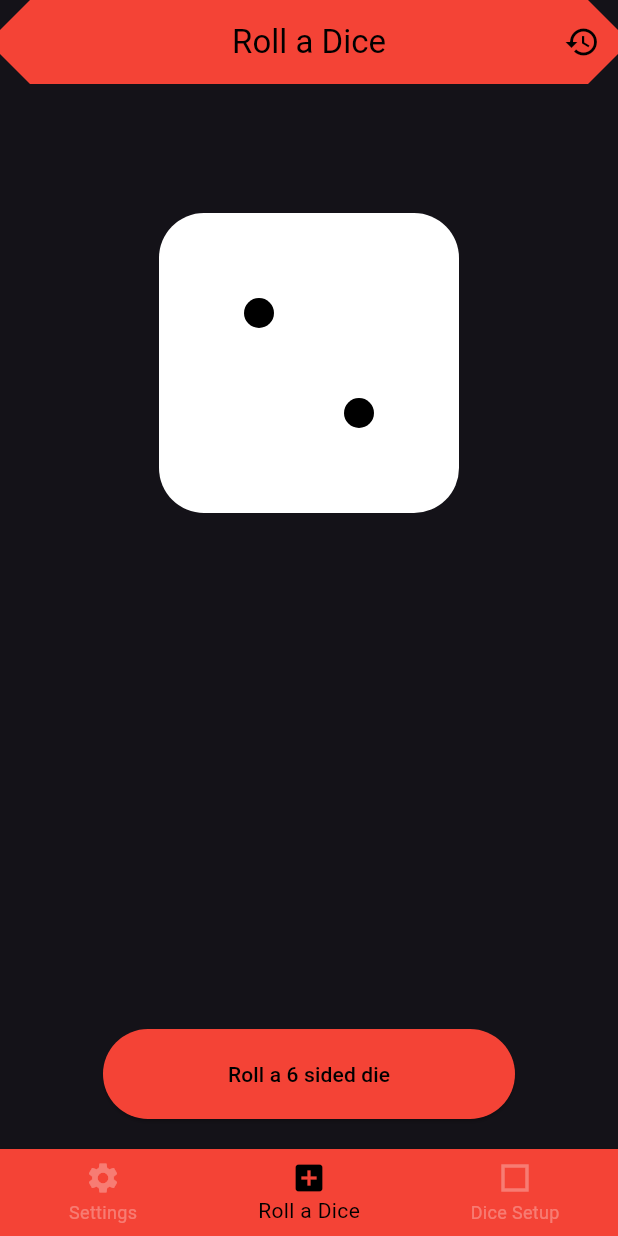
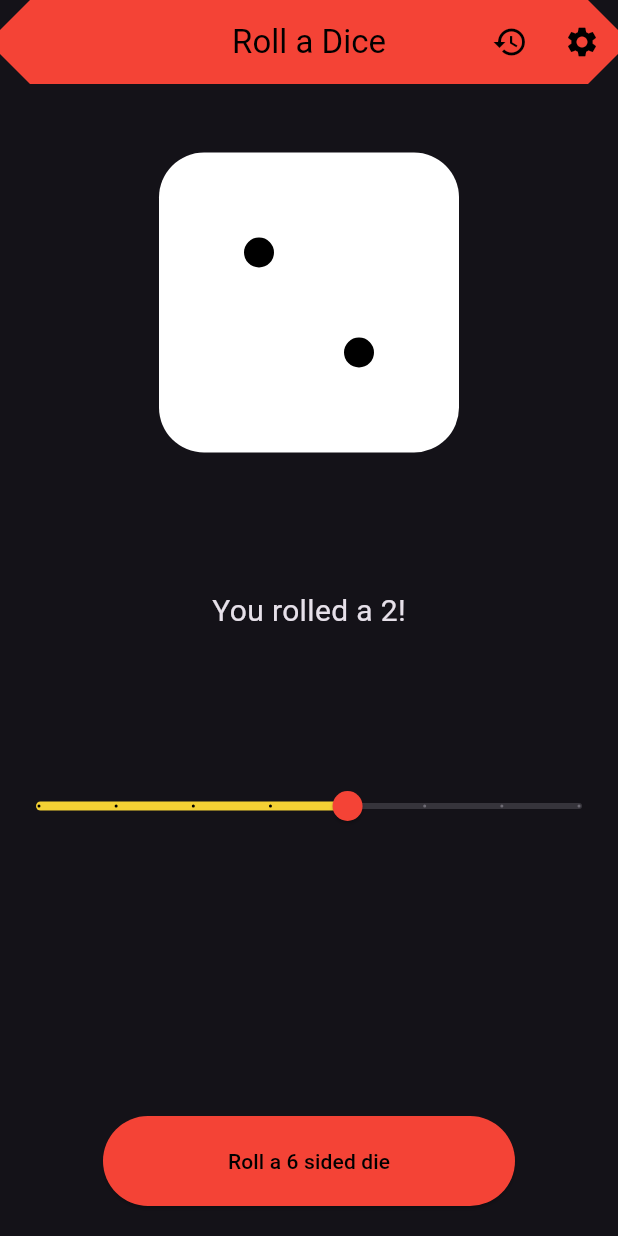
Before and after one commit to benboi8/Dice-Roller, a Flutter app: the screen it shows after launch, on a phone screen of 412 x 824 dp. Run offline on Flutter 3.47's test engine with Material 2 defaults, Android fonts, the light colour scheme and no system bars; our stand-ins replace shared_preferences.

Commit message:
Removed the bottom nav bar and added settings to the app bar Removed the setup.dart screen, might add later on Fixed switching to dark mode Added icons to the dark mode switch Added a slider to the roller page to choose the dice face number from 2 to 9 Added text to tell the user what the number was Added the rotated versions of these for the second roll button option Renamed the 'Add second roll button' to 'Two player mode' Moved the routeToPage functions to the page_manager.dart Added switch theme Increased preference loading delay to 15 milliseconds from 5 milliseconds
--
Adding second roll button doesn't save and load like other settings
--

```diff
--- a/lib/accents.dart
+++ b/lib/accents.dart
@@ -37,7 +37,7 @@ class _AccentsPageState extends State<AccentsPage> {
                 if (index % 2 == 1) {
                   AccentColor theme = Settings.accents[((index - 1) / 2).round()];
                   return Card(
-                    color: invertColor(color: theme.main),
+                    // color: invertColor(color: theme.main),
                     child: Padding(
                       padding: const EdgeInsets.all(3),
                       child: ListTile(
--- a/lib/main.dart
+++ b/lib/main.dart
@@ -1,13 +1,9 @@
 import 'dart:async';
 
-import 'package:dice_roller/setup.dart';
-import 'package:dice_roller/string_consts.dart';
 import 'package:flutter/material.dart';
-import 'package:flutter/services.dart';
 
 import 'accents.dart';
 import 'dice.dart';
-import 'page_manager.dart';
 import 'roller.dart';
 import 'settings.dart';
 import 'preference_manager.dart';
@@ -20,69 +16,6 @@ Color invertColor({required Color color, alpha = 255}) {
   return Color.fromARGB(
       alpha, 255 - color.red, 255 - color.green, 255 - color.blue);
 }
-
-void routeToMainPage(BuildContext context, page, bool isLeft) {
-  Navigator.of(context).push(PageRouteBuilder(
-    pageBuilder: (context, animation, secondaryAnimation) => page,
-    transitionDuration: const Duration(milliseconds: 650),
-    reverseTransitionDuration: const Duration(milliseconds: 650),
-    transitionsBuilder: (context, animation, secondaryAnimation, child) {
-      Offset begin = Offset(isLeft ? -1 : 1, 0.0);
-      Offset end = Offset.zero;
-      final tween = Tween(begin: begin, end: end).chain(CurveTween(curve: Curves.easeOutExpo));
-      final offsetAnimation = animation.drive(tween);
-
-      return SlideTransition(
-          position: offsetAnimation,
-          child: child,
-      );
-    },
-  ));
-}
-
-void routeToPage(BuildContext context, page) {
- Navigator.of(context).push(MaterialPageRoute<void>(builder: (context) => page));
-}
-
-BottomNavigationBar bottomBar(BuildContext context) => BottomNavigationBar(
-      onTap: (value) {
-        if (PageManager.pageIndex == 0) {
-          Settings.saveSettings();
-        }
-
-        final int oldPageIndex = PageManager.pageIndex;
-        PageManager.pageIndex = value;
-
-        if (oldPageIndex == PageManager.pageIndex) return;
-
-        PageManager.pushPageIndex(oldPageIndex);
-
-        switch (PageManager.pageIndex) {
-          case 0: // Settings
-            routeToMainPage(context, const SettingsPage(), oldPageIndex > PageManager.pageIndex);
-          case 1: // Roll page
-            routeToMainPage(context, const RollerPage(), oldPageIndex > PageManager.pageIndex);
-          case 2: // Dice Themes
-            routeToMainPage(context, const SetupPage(), oldPageIndex > PageManager.pageIndex);
-        }
-
-      },
-      currentIndex: PageManager.pageIndex,
-      items: [
-        BottomNavigationBarItem(
-            icon: const Icon(Icons.settings),
-            activeIcon: const Icon(Icons.settings_applications),
-            label: StringConsts.settings.title),
-        BottomNavigationBarItem(
-            icon: const Icon(Icons.add_box_outlined),
-            activeIcon: const Icon(Icons.add_box),
-            label: StringConsts.roller.title),
-        BottomNavigationBarItem(
-            icon: const Icon(Icons.square_outlined),
-            activeIcon: const Icon(Icons.square_rounded),
-            label: StringConsts.setup.title)
-      ],
-    );
 
 class HomePage extends StatefulWidget {
   const HomePage({super.key});
@@ -110,9 +43,9 @@ class _HomePageState extends State<HomePage> {
           });
         }
         if (Settings.brightness != currentBrightness) {
-            setState(() {
-              currentBrightness = Settings.brightness;
-            });
+          setState(() {
+            currentBrightness = Settings.brightness;
+          });
         }
       }
     });
@@ -143,11 +76,6 @@ class _HomePageState extends State<HomePage> {
                     foregroundColor: accentColor.secondary,
                     shape: const BeveledRectangleBorder(
                         borderRadius: BorderRadius.all(Radius.circular(20)))),
-                bottomNavigationBarTheme: BottomNavigationBarThemeData(
-                  backgroundColor: accentColor.main,
-                  selectedItemColor: accentColor.secondary,
-                  unselectedItemColor: Colors.white30,
-                ),
                 floatingActionButtonTheme: FloatingActionButtonThemeData(
                     backgroundColor: accentColor.tertiary,
                     foregroundColor: accentColor.secondary),
@@ -156,7 +84,29 @@ class _HomePageState extends State<HomePage> {
                         backgroundColor: MaterialStateColor.resolveWith(
                             (states) => accentColor.main),
                         foregroundColor: MaterialStateColor.resolveWith(
-                            (states) => accentColor.secondary)))),
+                            (states) => accentColor.secondary))),
+                sliderTheme: SliderThemeData(
+                  activeTrackColor: accentColor.tertiary,
+                  activeTickMarkColor: accentColor.secondary,
+                  thumbColor: accentColor.main
+                ),
+                switchTheme: SwitchThemeData(
+                  trackColor: MaterialStateColor.resolveWith((states) {
+                    if (states.contains(MaterialState.selected)) {
+                      return accentColor.tertiary;
+                    } else {
+                      return accentColor.secondary;
+                    }
+                  }),
+                  thumbColor: MaterialStateColor.resolveWith((states) {
+                    if (states.contains(MaterialState.selected)) {
+                      return accentColor.main;
+                    } else {
+                      return accentColor.tertiary;
+                    }
+                  }),
+                )
+        ),
         home: const RollerPage());
   }
 }
--- a/lib/preference_manager.dart
+++ b/lib/preference_manager.dart
@@ -10,7 +10,7 @@ class PreferenceManager {
 
   static void getInstance() async {
     prefs ??= await SharedPreferences.getInstance().then((value) {
-      Future.delayed(const Duration(milliseconds: 5), () {
+      Future.delayed(const Duration(milliseconds: 15), () {
         Settings.getSettings();
       });
       return value;
@@ -23,23 +23,22 @@ class PreferenceManager {
 
   static String? getString(String key) {
     var value = prefs?.getString(key);
-    print("$key $value");
     return value;
   }
 
   static int? getInt(String key) {
     var value = prefs?.getInt(key);
-    print("$key $value");
     return value;
   }
 
   static bool? getBool(String key) {
     var value = prefs?.getBool(key);
-    print("$key $value");
+    print("$key, $value");
     return value;
   }
 
   static void setBool(String key, bool value) {
+    print("$key, $value");
     prefs?.setBool(key, value);
   }
 
--- a/lib/roller.dart
+++ b/lib/roller.dart
@@ -1,11 +1,9 @@
+import 'dart:async';
 import 'dart:math';
 
-import 'package:dice_roller/main.dart';
 import 'package:flutter/material.dart';
-import 'package:flutter/services.dart';
 
 import 'dice.dart';
-import 'dice_style.dart';
 import 'history.dart';
 import 'page_manager.dart';
 import 'settings.dart';
@@ -19,6 +17,25 @@ class RollerPage extends StatefulWidget {
 }
 
 class _RollerPageState extends State<RollerPage> {
+  late Timer timer;
+
+  @override
+  void initState() {
+    super.initState();
+
+    timer = Timer.periodic(const Duration(seconds: 1), (timer) {
+      if (mounted) {
+        setState(() {});
+      }
+    });
+  }
+
+  void rollDice() async {
+    setState(() {
+      Dice(Settings.sides);
+    });
+  }
+
   @override
   Widget build(BuildContext context) {
     PageManager.pageIndex = PageManager.rollerPage;
@@ -34,17 +51,21 @@ class _RollerPageState extends State<RollerPage> {
           actions: [
             IconButton(
                 onPressed: () {
-                    routeToPage(context, const HistoryPage());
+                  PageManager.routeToPage(context, const HistoryPage());
                 },
-                  icon: const Icon(Icons.history)
-              )
+                icon: const Icon(Icons.history)),
+            IconButton(
+                onPressed: () {
+                  PageManager.routeToPage(context, const SettingsPage());
+                },
+                icon: const Icon(Icons.settings))
           ],
         ),
-        bottomNavigationBar: bottomBar(context),
         body: Column(
           children: [
             const Spacer(),
-              Settings.addSecondButton ? Transform.rotate(
+            Settings.addSecondButton
+                ? Transform.rotate(
                     angle: pi,
                     child: Row(
                       mainAxisSize: MainAxisSize.min,
@@ -53,11 +74,54 @@ class _RollerPageState extends State<RollerPage> {
                         Expanded(
                           flex: 4,
                           child: ElevatedButton(
-                        onPressed: () {
+                            onPressed: () => rollDice(),
+                            child: Padding(
+                              padding: const EdgeInsets.symmetric(vertical: 20),
+                              child: Text(
+                                  StringConsts.roller.rollDice(Settings.sides)),
+                            ),
+                          ),
+                        ),
+                        const Expanded(child: SizedBox()),
+                      ],
+                    ),
+                  )
+                : Container(),
+            Settings.addSecondButton ? const Spacer(flex: 2) : Container(),
+            Settings.addSecondButton
+                ? Transform.rotate(
+                    angle: pi,
+                    child: Text(
+                        StringConsts.roller.youRolled(Dice.getLatest().number),
+                        style: const TextStyle(fontSize: 20)))
+                : Container(),
+            Settings.addSecondButton ? const Spacer(flex: 2) : Container(),
+            Center(child: Dice.getLatest().getFace()),
+            const Spacer(flex: 2),
+            Text(StringConsts.roller.youRolled(Dice.getLatest().number),
+                style: const TextStyle(fontSize: 20)),
+            const Spacer(flex: 2),
+            Slider(
+              value: Settings.sides.toDouble(),
+              onChanged: (value) {
                 setState(() {
-                            Dice(Settings.sides);
+                  Settings.sides = value.round();
                 });
               },
+              divisions: (Settings.maxSides - Settings.minSides).round(),
+              max: Settings.maxSides,
+              min: Settings.minSides,
+              label: Settings.sides.toString(),
+            ),
+            const Spacer(flex: 4),
+            Row(
+              mainAxisSize: MainAxisSize.min,
+              children: [
+                const Expanded(child: SizedBox()),
+                Expanded(
+                  flex: 4,
+                  child: ElevatedButton(
+                    onPressed: () => rollDice(),
                     child: Padding(
                       padding: const EdgeInsets.symmetric(vertical: 20),
                       child: Text(StringConsts.roller.rollDice(Settings.sides)),
@@ -67,32 +131,9 @@ class _RollerPageState extends State<RollerPage> {
                 const Expanded(child: SizedBox()),
               ],
             ),
-              ) : Container(),
-              Settings.addSecondButton ? const Spacer(flex: 2) : Container(),
-              Center(child: Dice.getLatest().getFace()),
-              const Spacer(flex: 4),
-              Row(
-                mainAxisSize: MainAxisSize.min,
-                children: [
-                  const Expanded(child: SizedBox()),
-                  Expanded(
-                    flex: 4,
-                    child: ElevatedButton(
-                      onPressed: () {
-                        setState(() {
-                          Dice(Settings.sides);
-                        });
-                      },
-                      child: Padding(
-                        padding: const EdgeInsets.symmetric(vertical: 20),
-                        child: Text(StringConsts.roller.rollDice(Settings.sides)),
-                      ),
-                    ),
-                  ),
-                  const Expanded(child: SizedBox()),
-                ],
-              ),
-              Settings.addSecondButton ? const Spacer() : const SizedBox(height: 20),
+            Settings.addSecondButton
+                ? const Spacer()
+                : const SizedBox(height: 20),
           ],
         ),
       ),
--- a/lib/string_consts.dart
+++ b/lib/string_consts.dart
@@ -4,17 +4,24 @@ class StringConsts {
   static AccentStrings accents = AccentStrings();
   static SetupStrings setup = SetupStrings();
   static HistoryStrings history = HistoryStrings();
+
+  static String getA(int sides) => sides.toString().startsWith("8") ? 'an' : 'a';
+
+  static String getSides(int sides) {
+    return "${getA(sides)} $sides sided";
+  }
 }
 
 class RollerStrings {
   String get title => "Roll a Dice";
-  String rollDice(int sides) => "Roll ${sides.toString().startsWith("8") ? 'an' : 'a'} $sides sided die";
+  String rollDice(int sides) => "Roll ${StringConsts.getSides(sides)} die";
+  String youRolled(int sides) => "You rolled ${StringConsts.getA(sides)} $sides!";
 }
 
 class SettingsStrings {
   String get title => "Settings";
   String get darkMode => "Dark Mode";
-  String get addSecondButton => "Adds a second roll button.";
+  String get addSecondButton => "Two player mode";
   String get addSecondButtonDesc => "Adds an inverted Button at the top of the screen for a second player.";
 }
 
@@ -24,6 +31,8 @@ class AccentStrings {
 
 class SetupStrings {
   String get title => "Dice Setup";
+  String addDice(int sides) => "Add ${StringConsts.getSides(sides)} dice ";
+  String get removeDice => "Remove the last dice added";
 }
 
 class HistoryStrings {
```
Also changed, not shown: lib/page_manager.dart (+27 -0 lines), lib/settings.dart (+15 -15 lines), lib/setup.dart (+17 -3 lines), pubspec.yaml (+8 -1 lines), pubspec.lock, 5 other files. Lines whose indentation alone changed are shown as unchanged.
